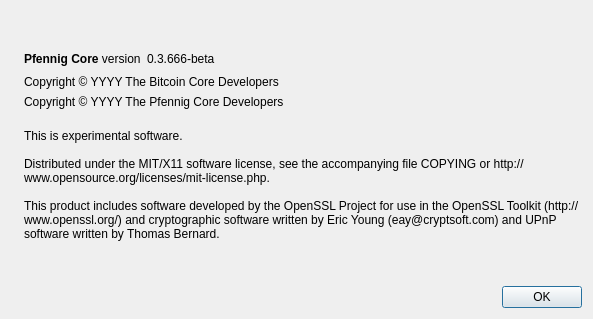
This is src/qt/forms/aboutdialog.ui in project-bitmark/pfennig as Qt 5 draws it before an edit. The edited form follows.
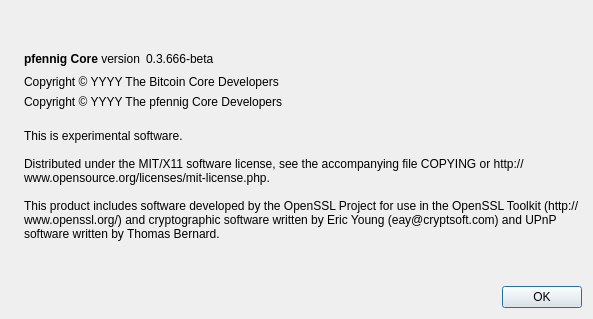
This is the edited form. Icons and pictures are not drawn.

```diff
--- a/src/qt/forms/aboutdialog.ui
+++ b/src/qt/forms/aboutdialog.ui
@@ -50,7 +50,7 @@
           <cursorShape>IBeamCursor</cursorShape>
          </property>
          <property name="text">
-          <string>&lt;b&gt;Pfennig Core&lt;/b&gt; version</string>
+          <string>&lt;b&gt;pfennig Core&lt;/b&gt; version</string>
          </property>
          <property name="textInteractionFlags">
           <set>Qt::LinksAccessibleByMouse|Qt::TextSelectableByKeyboard|Qt::TextSelectableByMouse</set>
@@ -107,7 +107,7 @@
         <cursorShape>IBeamCursor</cursorShape>
        </property>
        <property name="text">
-        <string notr="true">Copyright &amp;copy; YYYY The Pfennig Core Developers</string>
+        <string notr="true">Copyright &amp;copy; YYYY The pfennig Core Developers</string>
        </property>
        <property name="textFormat">
         <enum>Qt::RichText</enum>
```
Left out of the diff: 2 changed lines with no effect on the pictures.
